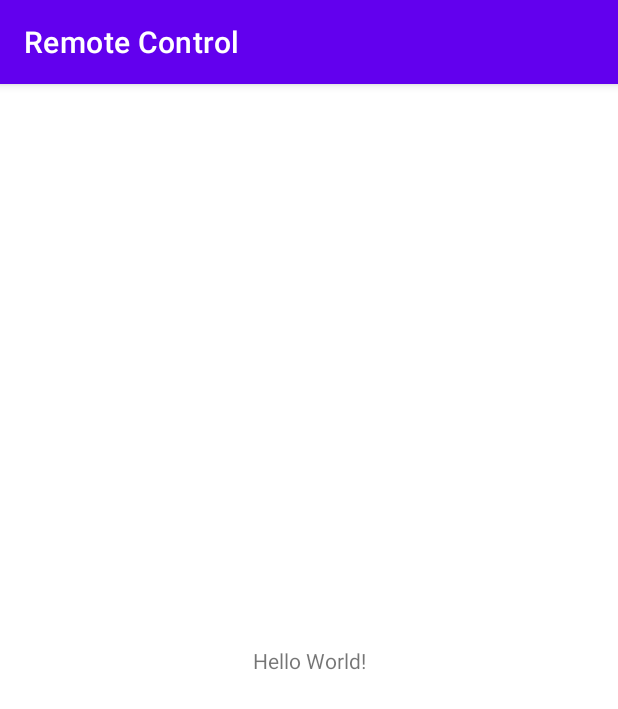
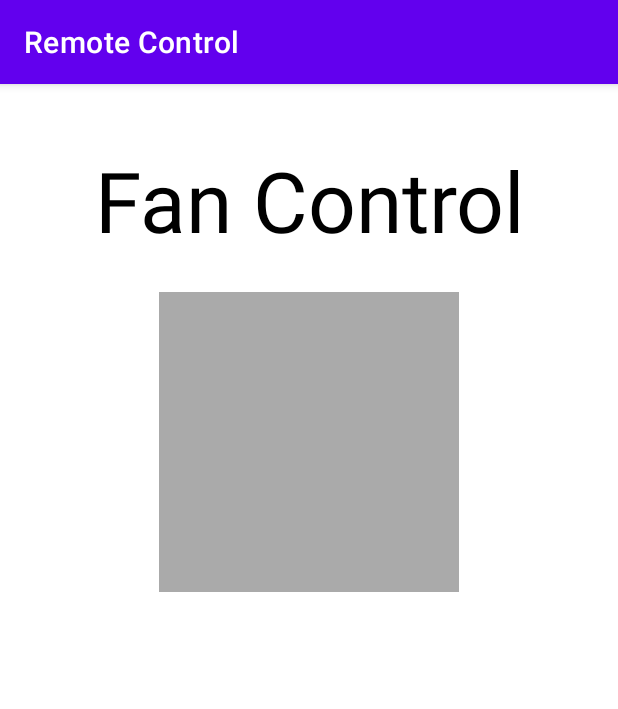
Before and after one commit to apurvaone/RemoteControl, an Android app: the screen it shows after launch (MainActivity), on a phone screen of 412 x 824 dp. Shown: the top 709 px of the screen. Run offline under Robolectric (Android 15) with nearby library versions, the phone set to English and light mode, and no system bars.

Commit message:
customView placeholder added

```diff
--- a/app/src/main/res/layout/activity_main.xml
+++ b/app/src/main/res/layout/activity_main.xml
@@ -7,12 +7,33 @@
     tools:context=".MainActivity">
 
     <TextView
+        android:id="@+id/customViewLabel"
+        android:textAppearance="@style/Base.TextAppearance.AppCompat.Display3"
         android:layout_width="wrap_content"
         android:layout_height="wrap_content"
-        android:text="Hello World!"
-        app:layout_constraintBottom_toBottomOf="parent"
+        android:padding="16dp"
+        android:textColor="@android:color/black"
+        android:layout_marginStart="8dp"
+        android:layout_marginEnd="8dp"
+        android:layout_marginTop="24dp"
+        android:text="Fan Control"
         app:layout_constraintLeft_toLeftOf="parent"
         app:layout_constraintRight_toRightOf="parent"
-        app:layout_constraintTop_toTopOf="parent" />
+        app:layout_constraintTop_toTopOf="parent"/>
+
+
+    <ImageView
+        android:layout_width="200dp"
+        android:layout_height="200dp"
+        android:id="@+id/dialView"
+        android:background="@android:color/darker_gray"
+        app:layout_constraintTop_toBottomOf="@id/customViewLabel"
+        android:layout_marginStart="8dp"
+        android:layout_marginEnd="8dp"
+        android:layout_marginTop="8dp"
+
+
+        app:layout_constraintLeft_toLeftOf="parent"
+        app:layout_constraintRight_toRightOf="parent"/>
 
 </androidx.constraintlayout.widget.ConstraintLayout>
```
